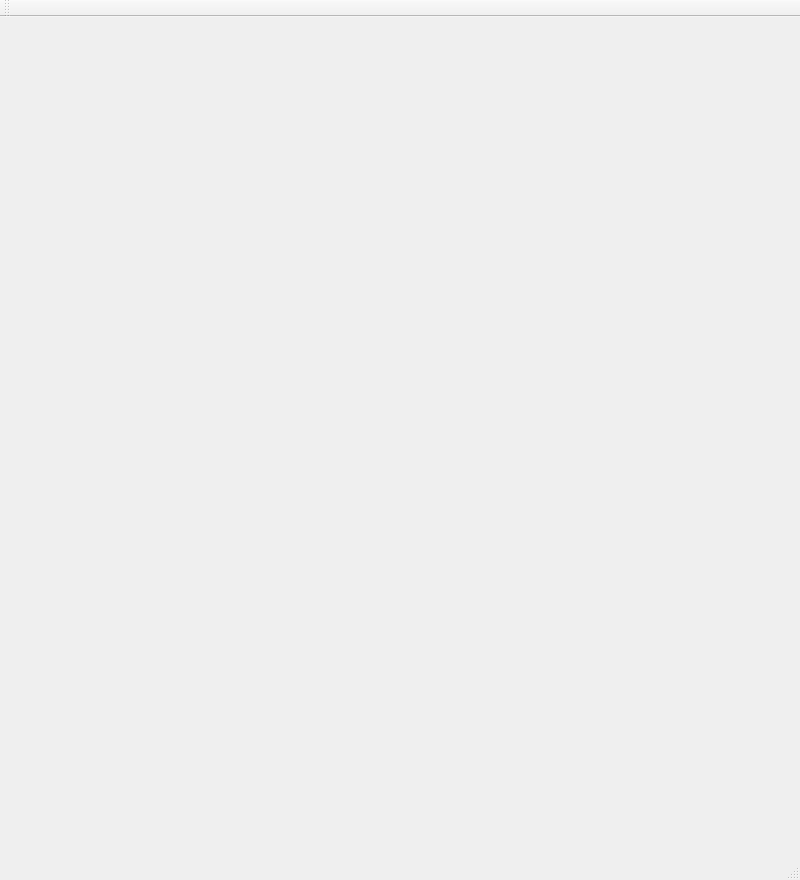
This is mainwindow.ui in andrey7x7/TankGame as Qt 5 draws it before an edit. The edited form follows.
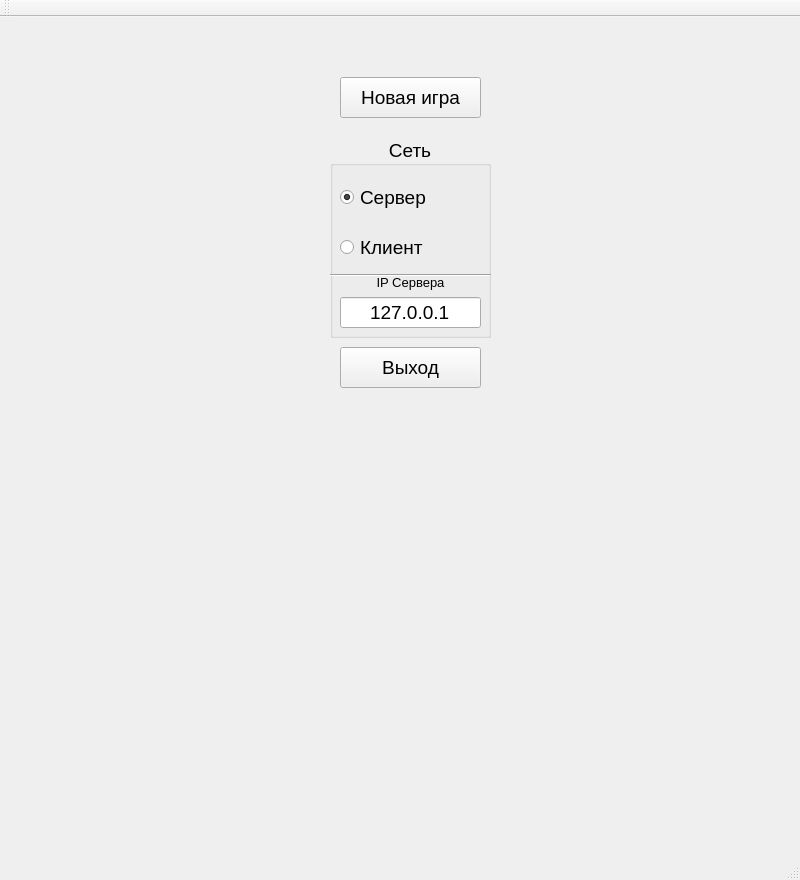
This is the edited form.

Commit message: добавлена сеть, пока криво, но работает

What changed in the file:
```diff
--- a/mainwindow.ui
+++ b/mainwindow.ui
@@ -14,7 +14,7 @@
    <string>MainWindow</string>
   </property>
   <widget class="QWidget" name="centralWidget">
-   <widget class="QWidget" name="gridLayoutWidget">
+   <widget class="QStackedWidget" name="stackedWidget">
     <property name="geometry">
      <rect>
       <x>10</x>
@@ -23,7 +23,162 @@
       <height>811</height>
      </rect>
     </property>
-    <layout class="QGridLayout" name="gridLayout"/>
+    <property name="currentIndex">
+     <number>0</number>
+    </property>
+    <widget class="QWidget" name="menu">
+     <widget class="QGroupBox" name="groupBox">
+      <property name="geometry">
+       <rect>
+        <x>320</x>
+        <y>110</y>
+        <width>161</width>
+        <height>201</height>
+       </rect>
+      </property>
+      <property name="font">
+       <font>
+        <pointsize>14</pointsize>
+       </font>
+      </property>
+      <property name="title">
+       <string>Сеть</string>
+      </property>
+      <property name="alignment">
+       <set>Qt::AlignCenter</set>
+      </property>
+      <widget class="QRadioButton" name="radioButton_client">
+       <property name="geometry">
+        <rect>
+         <x>10</x>
+         <y>90</y>
+         <width>141</width>
+         <height>41</height>
+        </rect>
+       </property>
+       <property name="font">
+        <font>
+         <pointsize>14</pointsize>
+        </font>
+       </property>
+       <property name="text">
+        <string>Клиент</string>
+       </property>
+      </widget>
+      <widget class="QRadioButton" name="radioButton_server">
+       <property name="geometry">
+        <rect>
+         <x>10</x>
+         <y>40</y>
+         <width>141</width>
+         <height>41</height>
+        </rect>
+       </property>
+       <property name="font">
+        <font>
+         <pointsize>14</pointsize>
+        </font>
+       </property>
+       <property name="layoutDirection">
+        <enum>Qt::LeftToRight</enum>
+       </property>
+       <property name="text">
+        <string>Сервер</string>
+       </property>
+       <property name="checked">
+        <bool>true</bool>
+       </property>
+      </widget>
+      <widget class="QLineEdit" name="lineEdit_IP">
+       <property name="geometry">
+        <rect>
+         <x>10</x>
+         <y>160</y>
+         <width>141</width>
+         <height>31</height>
+        </rect>
+       </property>
+       <property name="text">
+        <string>127.0.0.1</string>
+       </property>
+       <property name="alignment">
+        <set>Qt::AlignCenter</set>
+       </property>
+      </widget>
+      <widget class="QLabel" name="label">
+       <property name="geometry">
+        <rect>
+         <x>10</x>
+         <y>135</y>
+         <width>141</width>
+         <height>21</height>
+        </rect>
+       </property>
+       <property name="font">
+        <font>
+         <pointsize>10</pointsize>
+         <weight>50</weight>
+         <bold>false</bold>
+        </font>
+       </property>
+       <property name="text">
+        <string>IP Сервера</string>
+       </property>
+       <property name="alignment">
+        <set>Qt::AlignCenter</set>
+       </property>
+      </widget>
+      <widget class="Line" name="line">
+       <property name="geometry">
+        <rect>
+         <x>0</x>
+         <y>130</y>
+         <width>161</width>
+         <height>16</height>
+        </rect>
+       </property>
+       <property name="orientation">
+        <enum>Qt::Horizontal</enum>
+       </property>
+      </widget>
+     </widget>
+     <widget class="QPushButton" name="Button_new_game">
+      <property name="geometry">
+       <rect>
+        <x>330</x>
+        <y>50</y>
+        <width>141</width>
+        <height>41</height>
+       </rect>
+      </property>
+      <property name="font">
+       <font>
+        <pointsize>14</pointsize>
+       </font>
+      </property>
+      <property name="text">
+       <string>Новая игра</string>
+      </property>
+     </widget>
+     <widget class="QPushButton" name="Button_close">
+      <property name="geometry">
+       <rect>
+        <x>330</x>
+        <y>320</y>
+        <width>141</width>
+        <height>41</height>
+       </rect>
+      </property>
+      <property name="font">
+       <font>
+        <pointsize>14</pointsize>
+       </font>
+      </property>
+      <property name="text">
+       <string>Выход</string>
+      </property>
+     </widget>
+    </widget>
    </widget>
   </widget>
   <widget class="QMenuBar" name="menuBar">
```
The commit also changes 8 other files.
